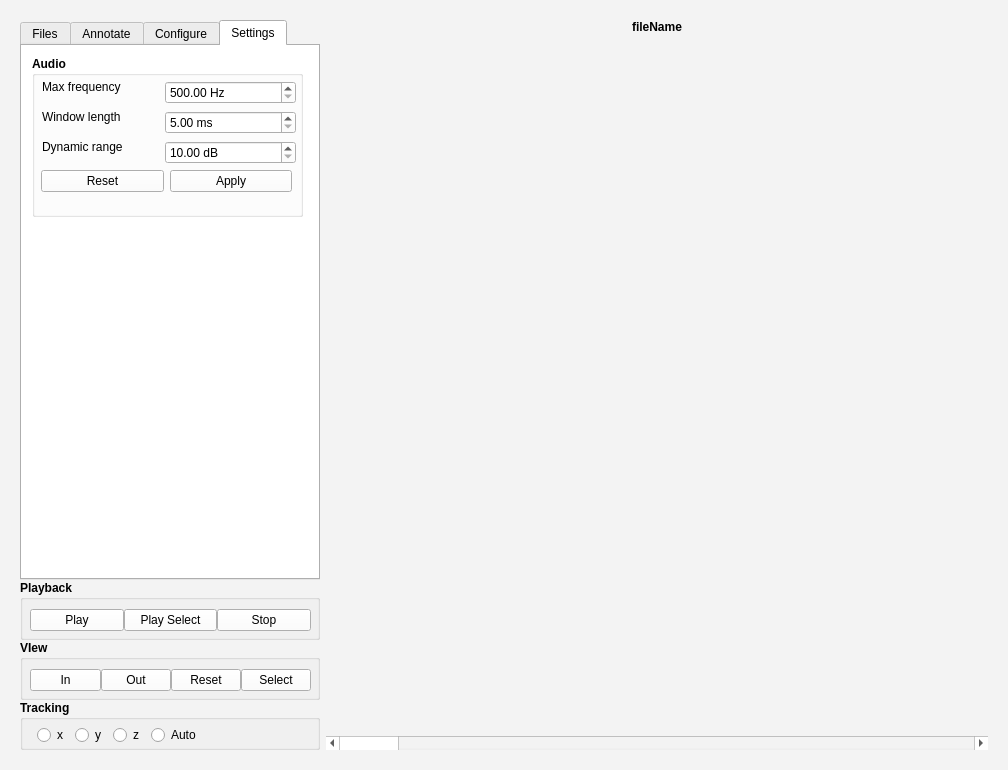
The window that src/ui/mainWindow.ui (AllenShamsi/SPAN) describes before a commit, drawn with Qt 5.
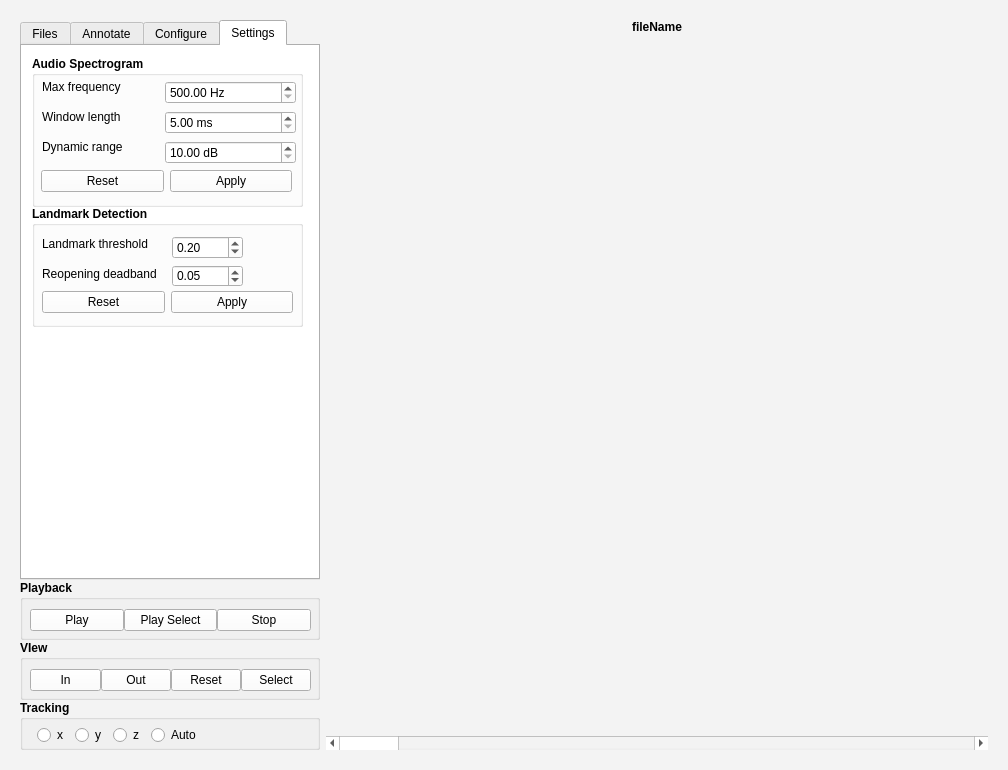
The same window after the commit. The open tabs and pages were chosen to show the change. Icons and pictures are not drawn.

The edit to the form file:
```diff
--- a/src/ui/mainWindow.ui
+++ b/src/ui/mainWindow.ui
@@ -1817,16 +1817,17 @@
             <x>10</x>
             <y>10</y>
             <width>271</width>
-            <height>161</height>
+            <height>151</height>
            </rect>
           </property>
           <property name="font">
            <font>
+            <family>.AppleSystemUIFont</family>
             <bold>true</bold>
            </font>
           </property>
           <property name="title">
-           <string>Audio</string>
+           <string>Audio Spectrogram</string>
           </property>
           <widget class="QLabel" name="label">
            <property name="geometry">
@@ -2010,6 +2011,154 @@
            </item>
           </layout>
          </widget>
+         <widget class="QGroupBox" name="groupBox_8">
+          <property name="geometry">
+           <rect>
+            <x>10</x>
+            <y>160</y>
+            <width>271</width>
+            <height>121</height>
+           </rect>
+          </property>
+          <property name="font">
+           <font>
+            <family>.AppleSystemUIFont</family>
+            <bold>true</bold>
+           </font>
+          </property>
+          <property name="title">
+           <string>Landmark Detection</string>
+          </property>
+          <widget class="QLabel" name="label_6">
+           <property name="geometry">
+            <rect>
+             <x>10</x>
+             <y>30</y>
+             <width>121</width>
+             <height>16</height>
+            </rect>
+           </property>
+           <property name="font">
+            <font>
+             <family>.AppleSystemUIFont</family>
+             <bold>false</bold>
+            </font>
+           </property>
+           <property name="text">
+            <string>Landmark threshold</string>
+           </property>
+          </widget>
+          <widget class="QWidget" name="verticalLayoutWidget">
+           <property name="geometry">
+            <rect>
+             <x>140</x>
+             <y>30</y>
+             <width>71</width>
+             <height>51</height>
+            </rect>
+           </property>
+           <layout class="QVBoxLayout" name="verticalLayout_6">
+            <item>
+             <widget class="QDoubleSpinBox" name="landmarkThresholdSpinBox">
+              <property name="font">
+               <font>
+                <family>.AppleSystemUIFont</family>
+                <bold>false</bold>
+               </font>
+              </property>
+              <property name="minimum">
+               <double>0.010000000000000</double>
+              </property>
+              <property name="maximum">
+               <double>0.500000000000000</double>
+              </property>
+              <property name="singleStep">
+               <double>0.010000000000000</double>
+              </property>
+              <property name="value">
+               <double>0.200000000000000</double>
+              </property>
+             </widget>
+            </item>
+            <item>
+             <widget class="QDoubleSpinBox" name="reopeningDeadbandSpinBox">
+              <property name="font">
+               <font>
+                <family>.AppleSystemUIFont</family>
+                <bold>false</bold>
+               </font>
+              </property>
+              <property name="maximum">
+               <double>0.200000000000000</double>
+              </property>
+              <property name="singleStep">
+               <double>0.010000000000000</double>
+              </property>
+              <property name="value">
+               <double>0.050000000000000</double>
+              </property>
+             </widget>
+            </item>
+           </layout>
+          </widget>
+          <widget class="QLabel" name="label_7">
+           <property name="geometry">
+            <rect>
+             <x>10</x>
+             <y>60</y>
+             <width>131</width>
+             <height>16</height>
+            </rect>
+           </property>
+           <property name="font">
+            <font>
+             <family>.AppleSystemUIFont</family>
+             <bold>false</bold>
+            </font>
+           </property>
+           <property name="text">
+            <string>Reopening deadband</string>
+           </property>
+          </widget>
+          <widget class="QWidget" name="horizontalLayoutWidget_5">
+           <property name="geometry">
+            <rect>
+             <x>10</x>
+             <y>80</y>
+             <width>251</width>
+             <height>32</height>
+            </rect>
+           </property>
+           <layout class="QHBoxLayout" name="horizontalLayout_7">
+            <item>
+             <widget class="QPushButton" name="landmarkDefaultsButton">
+              <property name="font">
+               <font>
+                <family>.AppleSystemUIFont</family>
+                <bold>false</bold>
+               </font>
+              </property>
+              <property name="text">
+               <string>Reset</string>
+              </property>
+             </widget>
+            </item>
+            <item>
+             <widget class="QPushButton" name="landmarkApplyButton">
+              <property name="font">
+               <font>
+                <family>.AppleSystemUIFont</family>
+                <bold>false</bold>
+               </font>
+              </property>
+              <property name="text">
+               <string>Apply</string>
+              </property>
+             </widget>
+            </item>
+           </layout>
+          </widget>
+         </widget>
         </widget>
        </widget>
       </item>
```
Left out of the diff: 43 changed lines with no effect on the pictures.
